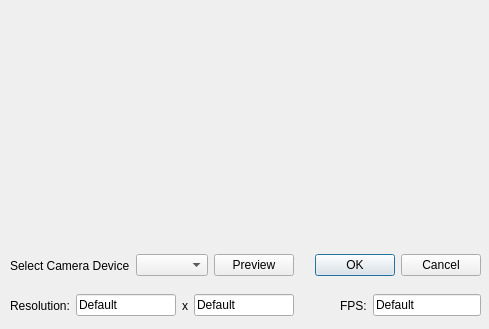
The window that Src/View/CameraDevice.ui (BioroboticsLab/biotracker_core) describes before a commit, drawn with Qt 5.
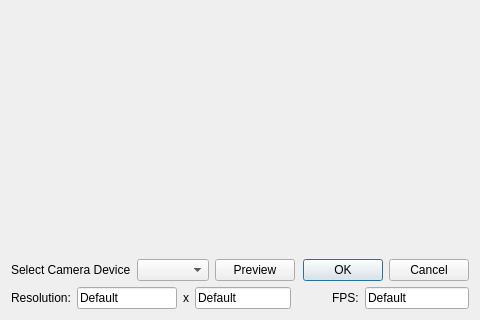
The same window after the commit.

Commit message: Make open camera widget saner

The edit to the form file:
```diff
--- a/Src/View/CameraDevice.ui
+++ b/Src/View/CameraDevice.ui
@@ -6,22 +6,37 @@
    <rect>
     <x>0</x>
     <y>0</y>
-    <width>489</width>
-    <height>329</height>
+    <width>480</width>
+    <height>320</height>
    </rect>
   </property>
   <property name="windowTitle">
    <string>Form</string>
   </property>
-  <widget class="QWidget" name="layoutWidget">
-   <property name="geometry">
-    <rect>
-     <x>10</x>
-     <y>250</y>
-     <width>471</width>
-     <height>31</height>
-    </rect>
-   </property>
+  <layout class="QGridLayout" name="gridLayout">
+   <item row="0" column="0">
+    <layout class="QVBoxLayout" name="verticalLayout_3">
+     <item>
+      <layout class="QHBoxLayout" name="horizontalLayout_3">
+       <item>
+        <widget class="QLabel" name="label_NoImage">
+         <property name="sizePolicy">
+          <sizepolicy hsizetype="Expanding" vsizetype="Expanding">
+           <horstretch>0</horstretch>
+           <verstretch>0</verstretch>
+          </sizepolicy>
+         </property>
+         <property name="text">
+          <string>&lt;No Image&gt;</string>
+         </property>
+         <property name="alignment">
+          <set>Qt::AlignLeading|Qt::AlignLeft|Qt::AlignTop</set>
+         </property>
+        </widget>
+       </item>
+      </layout>
+     </item>
+     <item>
    <layout class="QHBoxLayout" name="horizontalLayout">
     <item>
      <widget class="QLabel" name="label">
@@ -48,45 +63,8 @@
      </widget>
     </item>
    </layout>
-  </widget>
-  <widget class="QWidget" name="widget" native="true">
-   <property name="geometry">
-    <rect>
-     <x>10</x>
-     <y>9</y>
-     <width>471</width>
-     <height>231</height>
-    </rect>
-   </property>
-   <widget class="QWidget" name="verticalLayoutWidget">
-    <property name="geometry">
-     <rect>
-      <x>0</x>
-      <y>0</y>
-      <width>471</width>
-      <height>231</height>
-     </rect>
-    </property>
-    <layout class="QVBoxLayout" name="verticalLayout">
-     <item>
-      <widget class="QLabel" name="label_NoImage">
-       <property name="text">
-        <string>&lt;No Image&gt;</string>
-       </property>
-      </widget>
      </item>
-    </layout>
-   </widget>
-  </widget>
-  <widget class="QWidget" name="horizontalLayoutWidget">
-   <property name="geometry">
-    <rect>
-     <x>10</x>
-     <y>290</y>
-     <width>471</width>
-     <height>31</height>
-    </rect>
-   </property>
+     <item>
    <layout class="QHBoxLayout" name="horizontalLayout_2">
     <item>
      <widget class="QLabel" name="label_2">
@@ -180,7 +158,10 @@
      </widget>
     </item>
    </layout>
-  </widget>
+     </item>
+    </layout>
+   </item>
+  </layout>
  </widget>
  <resources/>
  <connections/>
```
Left out of the diff: 4 changed lines with no effect on the pictures. Lines whose indentation alone changed are shown as unchanged. The commit also changes 2 other files.
